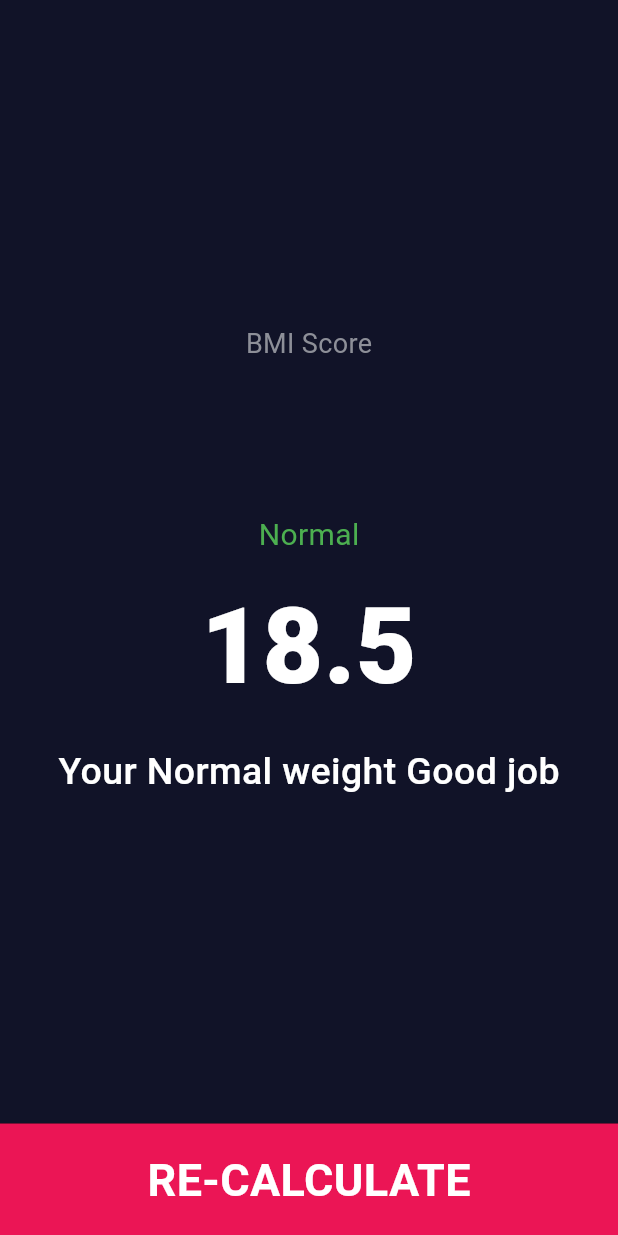
After one commit to ChethanRaj13/BMI_calculator, a Flutter app: the screen it shows after launch, after a tap on "CALCULATE", on a phone screen of 412 x 824 dp. The commit adds this screen. Run offline on Flutter 3.47's test engine with Material 3 defaults, Android fonts, the phone set to English and light mode, and no system bars; our stand-ins replace font_awesome_flutter.

Commit message:
completed the app

```diff
--- /dev/null
+++ b/lib/Result.dart
@@ -0,0 +1,91 @@
+import 'package:flutter/material.dart';
+import 'constants.dart';
+import 'input_page.dart';
+
+class Result extends StatelessWidget {
+  const Result({
+    Key? key,
+    required this.bmi,
+    required this.sug,
+    required this.res,
+  }) : super(key: key);
+
+  final String bmi;
+  final String sug;
+  final String res;
+
+  @override
+  Widget build(BuildContext context) {
+    return SafeArea(
+      child: Scaffold(
+        backgroundColor: Colors.black,
+        body: Column(
+          children: [
+            Expanded(
+              child: Container(
+                width: double.infinity,
+                color: kinactivecolor,
+                child: Column(
+                  mainAxisAlignment: MainAxisAlignment.center,
+                  crossAxisAlignment: CrossAxisAlignment.center,
+                  children: [
+                    Text(
+                      "BMI Score",
+                      style: kLabelTextStyle,
+                    ),
+                    SizedBox(height: 100),
+                    Text(
+                      res,
+                      style: kResultTextStyle,
+                    ),
+                    SizedBox(height: 10),
+                    Text(
+                      bmi,
+                      style: TextStyle(
+                        color: Colors.white,
+                        fontWeight: FontWeight.w900,
+                        fontSize: 70,
+                      ),
+                    ),
+                    SizedBox(height: 15),
+                    Text(
+                      sug,
+                      style: TextStyle(
+                        color: Colors.white,
+                        fontSize: 25,
+                        fontWeight: FontWeight.w500,
+                      ),
+                    ),
+                  ],
+                ),
+              ),
+            ),
+
+            GestureDetector(
+              onTap: () {
+                Navigator.of(context).push(
+                  MaterialPageRoute(builder: (context) => InputPage()),
+                );
+              },
+              child: Container(
+                child: Center(
+                  child: Text(
+                    "RE-CALCULATE",
+                    style: TextStyle(
+                      fontSize: 30,
+                      fontWeight: FontWeight.w600,
+                      color: Colors.white,
+                    ),
+                  ),
+                ),
+                color: Color(0xFFEB1555),
+                width: double.infinity,
+                height: 75,
+              ),
+            ),
+          ],
+        ),
+      ),
+    );
+  }
+}
--- /dev/null
+++ b/lib/calculatorbrain.dart
@@ -0,0 +1,32 @@
+import 'dart:math';
+
+class Calculatorbrain {
+
+  Calculatorbrain({required this.height,required this.weight});
+
+  final int height;
+  final int weight;
+  late double _bmi;
+
+  String calbmi(){
+    _bmi = weight / pow((height/100), 2);
+    return _bmi.toStringAsFixed(1);
+  }
+
+  String suggest(){
+    if(_bmi >= 25)
+      return "Your overweight!! exercise";
+    else if(_bmi > 18 && _bmi < 25)
+      return "Your Normal weight Good job";
+    return "Your underweight! Eat more";
+  }
+
+  String res(){
+    if(_bmi >= 25)
+      return "Overweight";
+    else if(_bmi > 18 && _bmi < 25)
+      return "Normal";
+    return "UnderWeight";
+  }
+
+}
--- a/lib/constants.dart
+++ b/lib/constants.dart
@@ -12,3 +12,7 @@ const kHeightTextStyle = TextStyle(
   color: Colors.white,
   fontWeight: FontWeight.w900,
 );
+const kResultTextStyle = TextStyle(
+  fontSize: 20,
+  color: Colors.green,
+);
--- a/lib/input_page.dart
+++ b/lib/input_page.dart
@@ -3,6 +3,8 @@ import 'package:font_awesome_flutter/font_awesome_flutter.dart';
 import 'reusable.dart';
 import 'ABC.dart';
 import 'constants.dart';
+import 'Result.dart';
+import 'calculatorbrain.dart';
 
 class InputPage extends StatefulWidget {
 
@@ -149,7 +151,9 @@ class _InputPageState extends State<InputPage> {
                                    setState(() {
                                      weight++;
                                    });
-                                 }
+                                 },
+                               child: Icon(Icons.add),
+                               shape: CircleBorder(),
                              ),
                              SizedBox(width: 15,),
                              FloatingActionButton(
@@ -157,7 +161,9 @@ class _InputPageState extends State<InputPage> {
                                    setState(() {
                                      weight--;
                                    });
-                                 }
+                                 },
+                               child: Icon(Icons.remove),
+                               shape: CircleBorder(),
                              ),
                            ],
                          ),
@@ -182,10 +188,6 @@ class _InputPageState extends State<InputPage> {
                                 age.toString(),
                                 style: kHeightTextStyle,
                               ),
-                              Text(
-                                "KG",
-                                style: kLabelTextStyle,
-                              ),
                             ],
                           ),
                           Row(
@@ -197,7 +199,9 @@ class _InputPageState extends State<InputPage> {
                                     setState(() {
                                       age++;
                                     });
-                                  }
+                                  },
+                                  child: Icon(Icons.add),
+                                  shape: CircleBorder(),
                               ),
                               SizedBox(width: 15,),
                               FloatingActionButton(
@@ -205,7 +209,9 @@ class _InputPageState extends State<InputPage> {
                                     setState(() {
                                       age--;
                                     });
-                                  }
+                                  },
+                                child: Icon(Icons.remove),
+                                shape: CircleBorder(),
                               ),
                             ],
                           ),
@@ -213,6 +219,34 @@ class _InputPageState extends State<InputPage> {
                       ),
                     ),
                   ],
+                ),
+              ),
+
+              GestureDetector(
+                onTap: (){
+                  Calculatorbrain b = Calculatorbrain(height: height, weight: weight);
+                  Navigator.of(context).push(
+                    MaterialPageRoute(builder: (context) => Result(
+                      bmi: b.calbmi(),
+                      sug: b.suggest(),
+                      res: b.res(),
+                    )),
+                  );
+                },
+                child: Container(
+                  child: Center(
+                    child: Text(
+                        "CALCULATE",
+                      style: TextStyle(
+                        fontSize: 30,
+                        fontWeight: FontWeight.w600,
+                      ),
+                    ),
+                  ),
+                  color: Color(0xFFEB1555),
+                  margin: EdgeInsets.only(top: 10),
+                  width: double.infinity,
+                  height: 75,
                 ),
               ),
             ],
```
